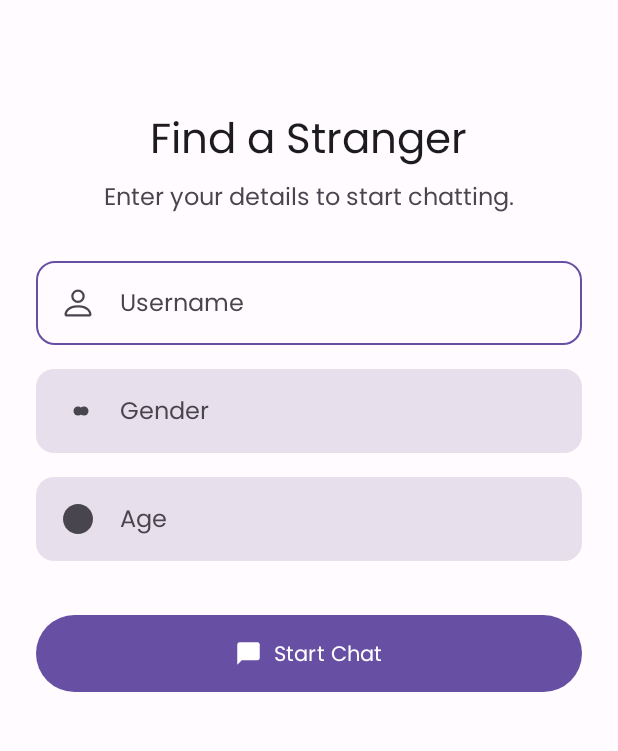
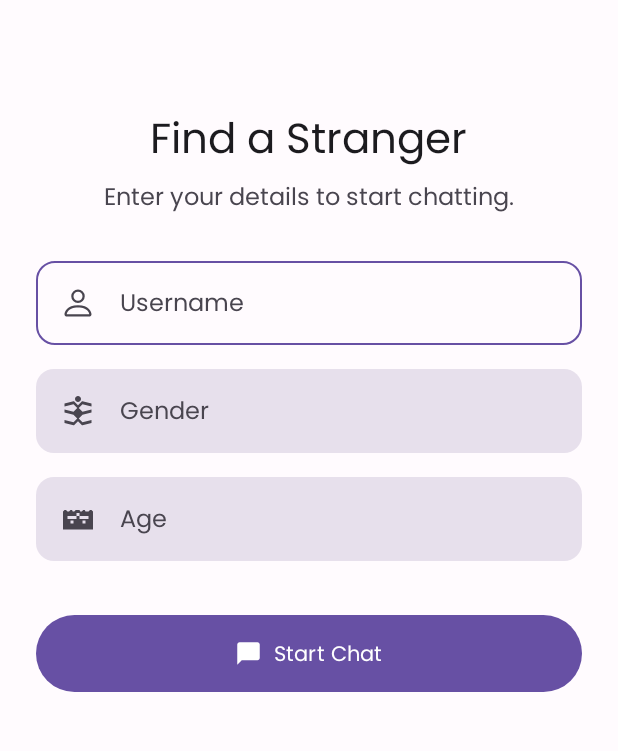
Before and after one commit to NikitHamal/VibeChat, an Android app: the screen it shows after launch (HomeActivity), on a phone screen of 412 x 824 dp, the part 71-822 px from its top. Run offline under Robolectric (Android 15) with nearby library versions, the phone set to English and light mode, and no system bars.

Commit message:
Refactor: Improve UI and settings, add theme selection
Co-authored-by: officialntools <officialntools@gmail.com>

```diff
--- a/app/src/main/res/drawable/bg_flag_container.xml
+++ b/app/src/main/res/drawable/bg_flag_container.xml
@@ -2,4 +2,5 @@
 <shape xmlns:android="http://schemas.android.com/apk/res/android"
     android:shape="oval">
     <solid android:color="?attr/colorSecondaryContainer" />
+    <size android:width="32dp" android:height="32dp" />
 </shape>
--- a/app/src/main/res/drawable/bg_message_received_bubble.xml
+++ b/app/src/main/res/drawable/bg_message_received_bubble.xml
@@ -1,7 +1,7 @@
 <?xml version="1.0" encoding="utf-8"?>
 <shape xmlns:android="http://schemas.android.com/apk/res/android"
     android:shape="rectangle">
-    <solid android:color="?attr/colorSecondaryContainer" />
+    <solid android:color="?attr/colorSurfaceContainerHigh" />
     <corners
         android:topLeftRadius="16dp"
         android:topRightRadius="16dp"
--- a/app/src/main/res/drawable/bg_message_sent_bubble.xml
+++ b/app/src/main/res/drawable/bg_message_sent_bubble.xml
@@ -1,7 +1,7 @@
 <?xml version="1.0" encoding="utf-8"?>
 <shape xmlns:android="http://schemas.android.com/apk/res/android"
     android:shape="rectangle">
-    <solid android:color="?attr/colorPrimaryContainer" />
+    <solid android:color="?attr/colorPrimary" />
     <corners
         android:topLeftRadius="16dp"
         android:topRightRadius="16dp"
--- /dev/null
+++ b/app/src/main/res/drawable/bg_splash_icon.xml
@@ -0,0 +1,6 @@
+<?xml version="1.0" encoding="utf-8"?>
+<shape xmlns:android="http://schemas.android.com/apk/res/android"
+    android:shape="rectangle">
+    <solid android:color="?attr/colorSurface" />
+    <corners android:radius="4dp" />
+</shape>
--- a/app/src/main/res/drawable/ic_cake_placeholder.xml
+++ b/app/src/main/res/drawable/ic_cake_placeholder.xml
@@ -2,8 +2,9 @@
     android:width="24dp"
     android:height="24dp"
     android:viewportWidth="24.0"
-    android:viewportHeight="24.0">
+    android:viewportHeight="24.0"
+    android:tint="?attr/colorOnPrimary">
     <path
         android:fillColor="@android:color/white"
-        android:pathData="M12,2C6.48,2 2,6.48 2,12s4.48,10 10,10 10,-4.48 10,-10S17.52,2 12,2z"/>
+        android:pathData="M12,6L10.5,6L9.5,7L8.5,7L8,6L7,6L6,7L5,7L4,6L3,6L2,7L2,19L22,19L22,7L21,6L20,6L19,7L18,7L17,7L16.5,6L15.5,6L14.5,7L13.5,7L13,6L12,6zM12,8L13,8L13,12L11,12L11,8L12,8zM7,13L9,13L9,15L7,15L7,13zM15,13L17,13L17,15L15,15L15,13zM19,10L19,12L5,12L5,10L19,10z"/>
 </vector>
--- a/app/src/main/res/drawable/ic_chat_placeholder.xml
+++ b/app/src/main/res/drawable/ic_chat_placeholder.xml
@@ -2,7 +2,8 @@
     android:width="24dp"
     android:height="24dp"
     android:viewportWidth="24.0"
-    android:viewportHeight="24.0">
+    android:viewportHeight="24.0"
+    android:tint="?attr/colorOnPrimary">
     <path
         android:fillColor="@android:color/white"
         android:pathData="M20,2H4C2.9,2 2,2.9 2,4v18l4,-4h14c1.1,0 2,-0.9 2,-2V4c0,-1.1 -0.9,-2 -2,-2z"/>
--- a/app/src/main/res/drawable/ic_gender_placeholder.xml
+++ b/app/src/main/res/drawable/ic_gender_placeholder.xml
@@ -2,11 +2,9 @@
     android:width="24dp"
     android:height="24dp"
     android:viewportWidth="24.0"
-    android:viewportHeight="24.0">
+    android:viewportHeight="24.0"
+    android:tint="?attr/colorOnPrimary">
     <path
         android:fillColor="@android:color/white"
-        android:pathData="M12,12m-3,0a3,3 0,1 1,6 0a3,3 0,1 1,-6 0"/>
-    <path
-        android:fillColor="@android:color/white"
-        android:pathData="M16,12m-3,0a3,3 0,1 1,6 0a3,3 0,1 1,-6 0"/>
+        android:pathData="M12,2C13.1,2 14,2.9 14,4C14,5.1 13.1,6 12,6C10.9,6 10,5.1 10,4C10,2.9 10.9,2 12,2ZM21,9V7L15,5.5C14.8,5.4 14.6,5.5 14.5,5.6L12,8.1L9.5,5.6C9.4,5.5 9.2,5.4 9,5.5L3,7V9L9,7.5L11.5,10L9,12.5L3,11V13L9,14.5L11.5,17L9,19.5L3,18V20L9,21.5C9.2,21.6 9.4,21.5 9.5,21.4L12,18.9L14.5,21.4C14.6,21.5 14.8,21.6 15,21.5L21,20V18L15,19.5L12.5,17L15,14.5L21,13V11L15,12.5L12.5,10L15,7.5L21,9Z"/>
 </vector>
--- a/app/src/main/res/layout/activity_main.xml
+++ b/app/src/main/res/layout/activity_main.xml
@@ -7,12 +7,13 @@
     android:background="?attr/colorSurface"
     tools:context=".MainActivity">
 
-    <de.hdodenhof.circleimageview.CircleImageView
+    <ImageView
         android:id="@+id/splash_icon"
         android:layout_width="96dp"
         android:layout_height="96dp"
         android:src="@mipmap/ic_launcher_round"
-        app:civ_border_width="0dp"
+        android:background="@drawable/bg_splash_icon"
+        android:scaleType="centerInside"
         app:layout_constraintBottom_toBottomOf="parent"
         app:layout_constraintEnd_toEndOf="parent"
         app:layout_constraintStart_toStartOf="parent"
--- a/app/src/main/res/values/colors.xml
+++ b/app/src/main/res/values/colors.xml
@@ -25,6 +25,7 @@
     <color name="light_onSurfaceVariant">#49454F</color>
     <color name="light_outline">#79747E</color>
     <color name="light_surfaceContainerHighest">#E6E0E9</color>
+    <color name="light_surfaceContainerHigh">#F0E6F0</color>
 
     <!-- Dark Theme Colors -->
     <color name="dark_primary">#D0BCFF</color>
@@ -51,6 +52,7 @@
     <color name="dark_onSurfaceVariant">#CAC4D0</color>
     <color name="dark_outline">#938F99</color>
     <color name="dark_surfaceContainerHighest">#36343B</color>
+    <color name="dark_surfaceContainerHigh">#2B2930</color>
 
     <color name="ic_launcher_background">#6750A4</color>
 
--- a/app/src/main/res/values/themes.xml
+++ b/app/src/main/res/values/themes.xml
@@ -1,12 +1,13 @@
 <resources xmlns:tools="http://schemas.android.com/tools">
     <!-- Base application theme. -->
     <style name="Base.Theme.VibeZ" parent="Theme.Material3.DayNight.NoActionBar">
+        <!-- Light theme colors as defaults -->
         <item name="android:statusBarColor">@color/light_background</item>
         <item name="android:windowLightStatusBar" tools:targetApi="m">true</item>
         <item name="android:navigationBarColor">@color/light_surfaceContainerHighest</item>
         <item name="android:windowLightNavigationBar" tools:targetApi="o_mr1">true</item>
 
-        <!-- Material 3 Theming -->
+        <!-- Material 3 Theming - Light colors as defaults -->
         <item name="colorPrimary">@color/light_primary</item>
         <item name="colorOnPrimary">@color/light_onPrimary</item>
         <item name="colorPrimaryContainer">@color/light_primaryContainer</item>
@@ -30,15 +31,16 @@
         <item name="colorSurfaceVariant">@color/light_surfaceVariant</item>
         <item name="colorOnSurfaceVariant">@color/light_onSurfaceVariant</item>
         <item name="colorOutline">@color/light_outline</item>
+        <item name="colorSurfaceContainerHighest">@color/light_surfaceContainerHighest</item>
+        <item name="colorSurfaceContainerHigh">@color/light_surfaceContainerHigh</item>
 
         <!-- Font Family -->
         <item name="android:fontFamily">@font/poppins</item>
         <item name="fontFamily">@font/poppins</item>
         <item name="android:includeFontPadding">false</item>
-
     </style>
 
-    <style name="Theme.VibeZ" parent="Base.Theme.VibeZ" />
+    <style name="Theme.VibeZ" parent="Theme.VibeZ.Light" />
 
     <style name="Theme.VibeZ.Splash" parent="Theme.VibeZ.Light" />
 
@@ -74,6 +76,8 @@
         <item name="colorSurfaceVariant">@color/dark_surfaceVariant</item>
         <item name="colorOnSurfaceVariant">@color/dark_onSurfaceVariant</item>
         <item name="colorOutline">@color/dark_outline</item>
+        <item name="colorSurfaceContainerHighest">@color/dark_surfaceContainerHighest</item>
+        <item name="colorSurfaceContainerHigh">@color/dark_surfaceContainerHigh</item>
     </style>
 
     <style name="ShapeAppearance.App.Rounded" parent="">
```
Also changed, not shown: app/src/main/java/com/vibez/chat/SettingsFragment.java (+47 -5 lines), app/src/main/res/layout/activity_chat.xml (+4 -4 lines), app/src/main/res/layout/item_message_received.xml (+7 -6 lines), app/src/main/res/layout/item_message_sent.xml (+7 -6 lines), app/src/main/res/xml/root_preferences.xml (+3 -7 lines).
